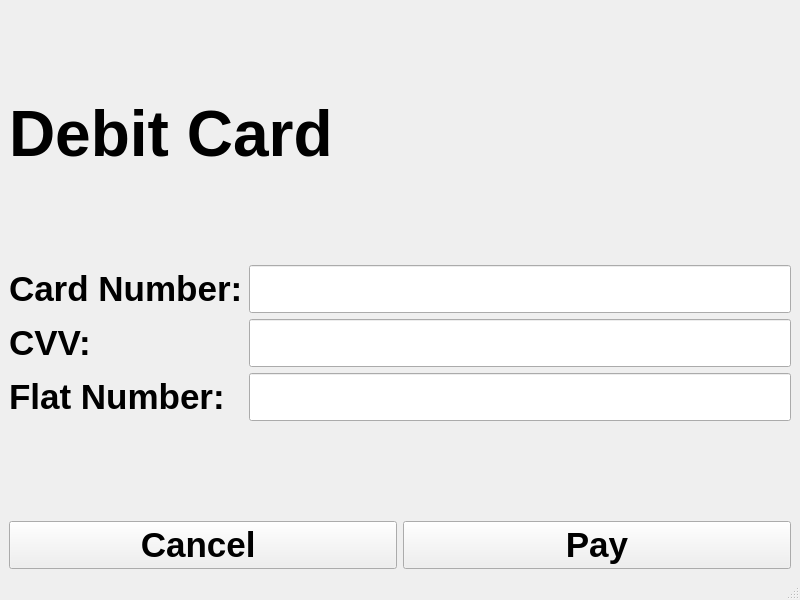
Qt form transaction_dc.ui (acmpesuecc/GrowPal) before a commit.
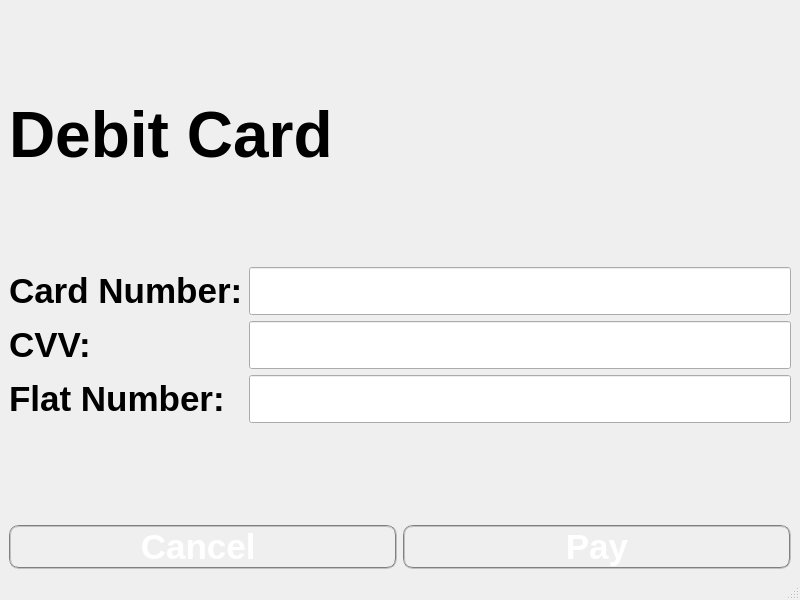
The same form after that commit.

```diff
--- a/transaction_dc.ui
+++ b/transaction_dc.ui
@@ -117,6 +117,11 @@
         <bold>true</bold>
        </font>
       </property>
+      <property name="styleSheet">
+       <string notr="true">
+                 color: white; 
+                 border-radius: 10px; border: 2px groove gray;</string>
+      </property>
       <property name="text">
        <string>Cancel </string>
       </property>
@@ -131,6 +136,11 @@
         <bold>true</bold>
        </font>
       </property>
+      <property name="styleSheet">
+       <string notr="true">
+                 color: white; 
+                 border-radius: 10px; border: 2px groove gray;</string>
+      </property>
       <property name="text">
        <string>Pay</string>
       </property>
```
